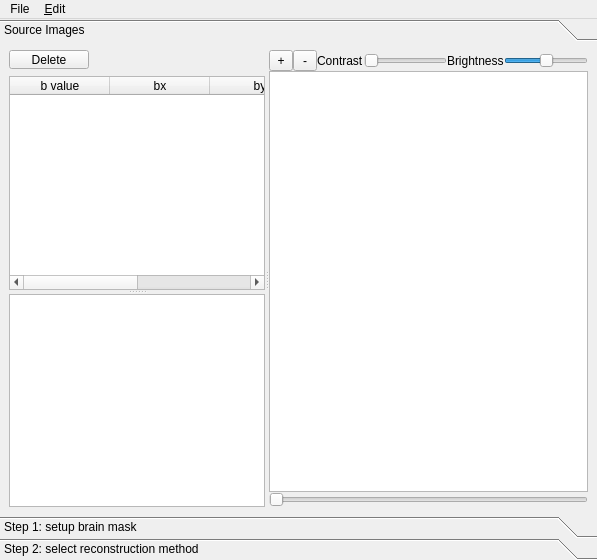
Qt form reconstruction/reconstruction_window.ui (frankyeh/DSI-Studio) before a commit.
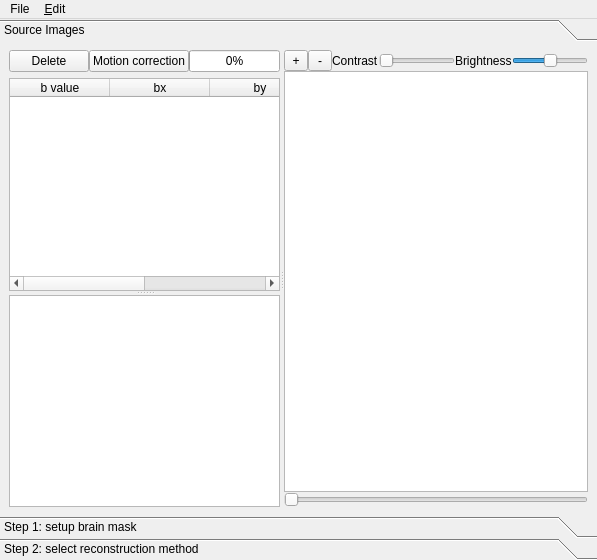
The same form after that commit. The open tabs and pages were chosen to show the change.

Commit message: motion correction for DTI

Patch:
```diff
--- a/reconstruction/reconstruction_window.ui
+++ b/reconstruction/reconstruction_window.ui
@@ -87,7 +87,7 @@
                   <property name="maximumSize">
                    <size>
                     <width>100</width>
-                    <height>19</height>
+                    <height>24</height>
                    </size>
                   </property>
                   <property name="text">
@@ -96,17 +96,30 @@
                  </widget>
                 </item>
                 <item>
-                 <spacer name="horizontalSpacer_5">
-                  <property name="orientation">
-                   <enum>Qt::Horizontal</enum>
+                 <widget class="QPushButton" name="motion_correction">
+                  <property name="maximumSize">
+                   <size>
+                    <width>16777215</width>
+                    <height>24</height>
+                   </size>
                   </property>
-                  <property name="sizeHint" stdset="0">
+                  <property name="text">
+                   <string>Motion correction</string>
+                  </property>
+                 </widget>
+                </item>
+                <item>
+                 <widget class="QProgressBar" name="motion_correction_progress">
+                  <property name="maximumSize">
                    <size>
-                    <width>40</width>
-                    <height>20</height>
+                    <width>16777215</width>
+                    <height>24</height>
                    </size>
                   </property>
-                 </spacer>
+                  <property name="value">
+                   <number>0</number>
+                  </property>
+                 </widget>
                 </item>
                </layout>
               </item>
```
Left out of the diff: 4 changed lines with no effect on the pictures. The commit also changes 5 other files.
